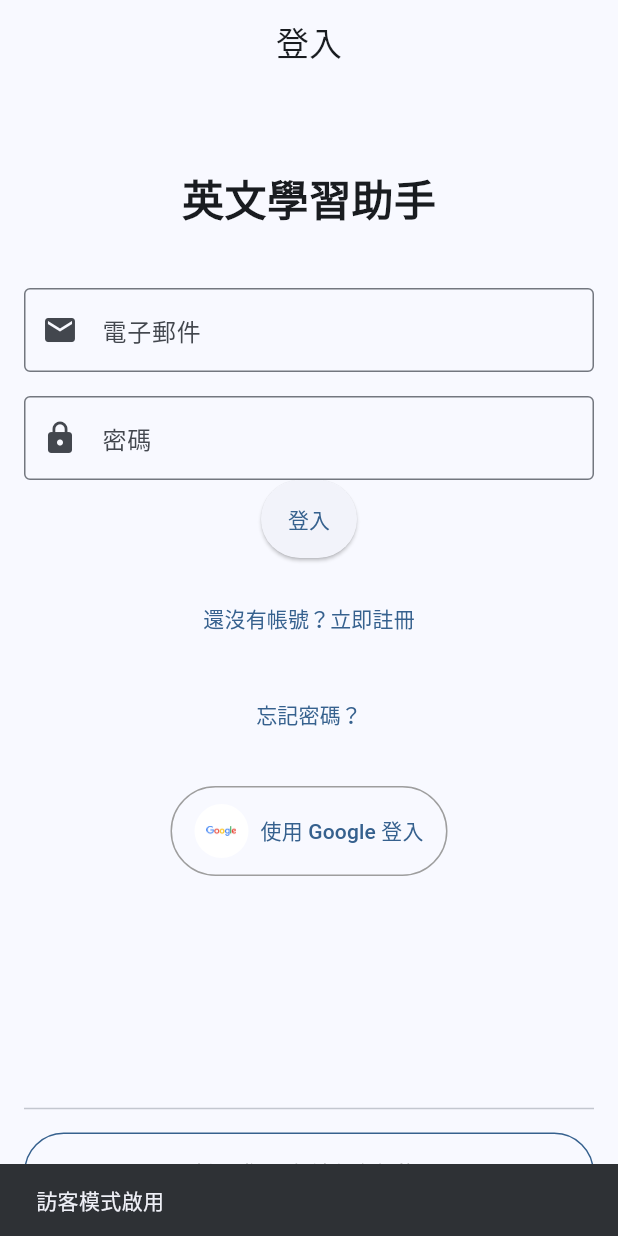
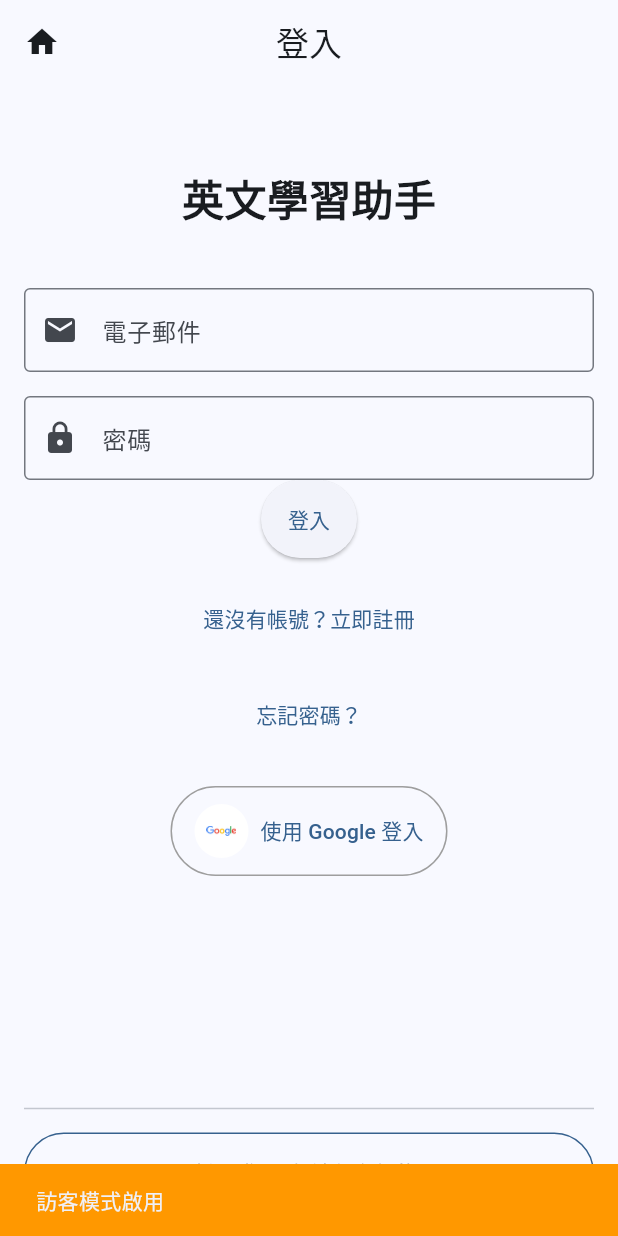
Before and after one commit to tadyzhen/englishapp, a Flutter app: the screen it shows after launch, after a tap on "暫不登入 (無法保存紀錄)", on a phone screen of 412 x 824 dp. Run offline on Flutter 3.47's test engine with Material 3 defaults, Android fonts, the phone set to English and light mode, and no system bars; our stand-ins replace cloud_firestore, firebase_auth, firebase_core, flutter_tts, google_sign_in, shared_preferences and 2 more; accounts and stored records are empty.

```diff
--- a/lib/screens/login_screen.dart
+++ b/lib/screens/login_screen.dart
@@ -5,6 +5,7 @@ import 'package:cloud_firestore/cloud_firestore.dart';
 import 'package:google_sign_in/google_sign_in.dart';
 import 'package:shared_preferences/shared_preferences.dart';
 import 'register_screen.dart';
+import 'main_navigation.dart';
 
 class LoginScreen extends StatefulWidget {
   final VoidCallback onLoginSuccess;
@@ -192,11 +193,14 @@ class _LoginScreenState extends State<LoginScreen> {
       await prefs.setString('login_method', 'guest');
 
       if (mounted) {
+        debugPrint('Guest login successful, calling onLoginSuccess callback');
+
         // Show guest mode message
         ScaffoldMessenger.of(context).showSnackBar(
           const SnackBar(
             content: Text('訪客模式啟用'),
             duration: Duration(seconds: 1),
+            backgroundColor: Colors.orange,
           ),
         );
 
@@ -223,6 +227,17 @@ class _LoginScreenState extends State<LoginScreen> {
       appBar: AppBar(
         title: const Text('登入'),
         centerTitle: true,
+        leading: IconButton(
+          icon: const Icon(Icons.home),
+          onPressed: () {
+            // Emergency navigation back to main app
+            Navigator.of(context).pushAndRemoveUntil(
+              MaterialPageRoute(builder: (context) => const MainNavigation()),
+              (route) => false,
+            );
+          },
+          tooltip: '返回主頁',
+        ),
       ),
       body: Form(
         key: _formKey,
```
Also changed, not shown: lib/main.dart (+14 -10 lines).
